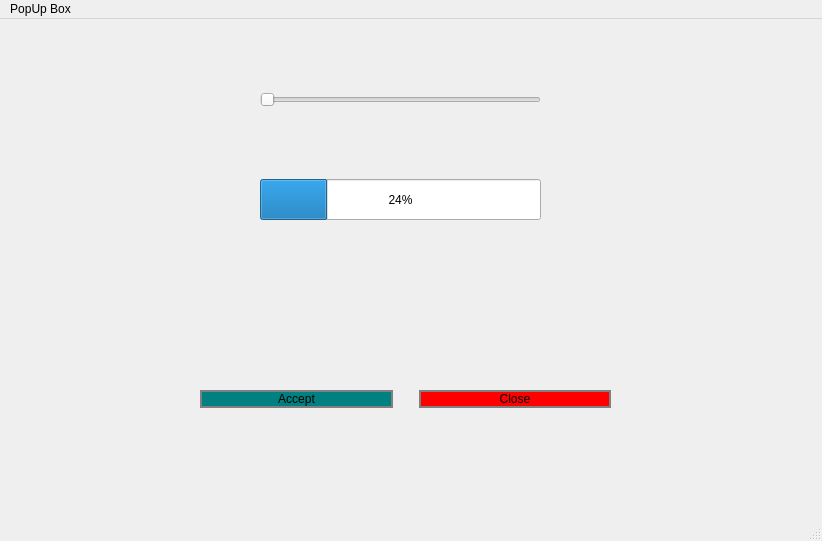
Before: the Qt Designer form mainwindow.ui in csesteph/QtGroupRepo, drawn with Qt 5.
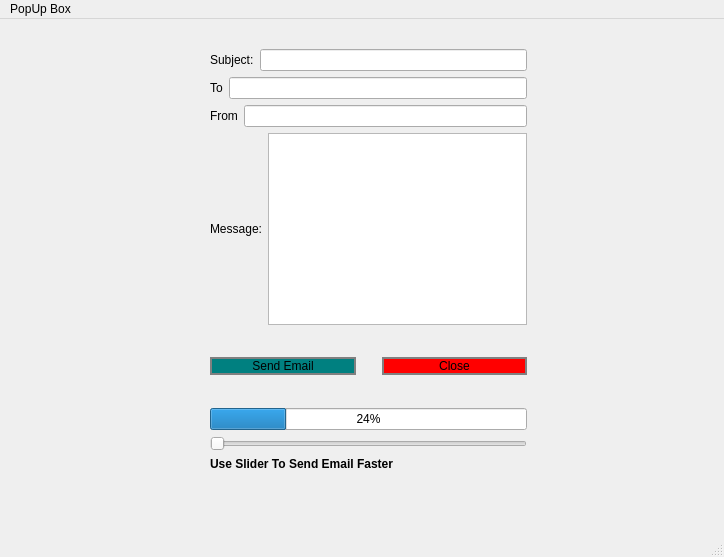
After: the same form once the commit is applied.

Diff of the .ui file:
```diff
--- a/mainwindow.ui
+++ b/mainwindow.ui
@@ -6,49 +6,89 @@
    <rect>
     <x>0</x>
     <y>0</y>
-    <width>822</width>
-    <height>541</height>
+    <width>724</width>
+    <height>557</height>
    </rect>
   </property>
   <property name="windowTitle">
    <string>MainWindow</string>
   </property>
   <widget class="QWidget" name="centralwidget">
-   <widget class="QSlider" name="horizontalSlider">
+   <widget class="QWidget" name="">
     <property name="geometry">
      <rect>
-      <x>260</x>
-      <y>60</y>
-      <width>281</width>
-      <height>41</height>
+      <x>210</x>
+      <y>30</y>
+      <width>317</width>
+      <height>422</height>
      </rect>
     </property>
-    <property name="orientation">
-     <enum>Qt::Horizontal</enum>
-    </property>
-   </widget>
-   <widget class="QProgressBar" name="progressBar">
-    <property name="geometry">
-     <rect>
-      <x>260</x>
-      <y>160</y>
-      <width>281</width>
-      <height>41</height>
-     </rect>
-    </property>
-    <property name="value">
-     <number>24</number>
-    </property>
-   </widget>
-   <widget class="QWidget" name="horizontalLayoutWidget">
-    <property name="geometry">
-     <rect>
-      <x>200</x>
-      <y>330</y>
-      <width>411</width>
-      <height>101</height>
-     </rect>
-    </property>
+    <layout class="QVBoxLayout" name="verticalLayout_5">
+     <item>
+      <layout class="QVBoxLayout" name="verticalLayout_3">
+       <item>
+        <layout class="QHBoxLayout" name="horizontalLayout_2">
+         <item>
+          <widget class="QLabel" name="label">
+           <property name="text">
+            <string>Subject:</string>
+           </property>
+          </widget>
+         </item>
+         <item>
+          <widget class="QLineEdit" name="lineEdit"/>
+         </item>
+        </layout>
+       </item>
+       <item>
+        <layout class="QHBoxLayout" name="horizontalLayout_3">
+         <item>
+          <widget class="QLabel" name="label_2">
+           <property name="text">
+            <string>To</string>
+           </property>
+          </widget>
+         </item>
+         <item>
+          <widget class="QLineEdit" name="lineEdit_2"/>
+         </item>
+        </layout>
+       </item>
+       <item>
+        <layout class="QHBoxLayout" name="horizontalLayout_4">
+         <item>
+          <widget class="QLabel" name="label_3">
+           <property name="text">
+            <string>From</string>
+           </property>
+          </widget>
+         </item>
+         <item>
+          <widget class="QLineEdit" name="lineEdit_3"/>
+         </item>
+        </layout>
+       </item>
+       <item>
+        <layout class="QHBoxLayout" name="horizontalLayout_5">
+         <item>
+          <widget class="QLabel" name="label_4">
+           <property name="text">
+            <string>Message:</string>
+           </property>
+          </widget>
+         </item>
+         <item>
+          <widget class="QTextEdit" name="textEdit"/>
+         </item>
+        </layout>
+       </item>
+      </layout>
+     </item>
+     <item>
+      <layout class="QVBoxLayout" name="verticalLayout_4">
+       <item>
+        <layout class="QVBoxLayout" name="verticalLayout_2">
+         <item>
     <layout class="QHBoxLayout" name="horizontalLayout">
      <item>
       <widget class="QPushButton" name="pushButton_2">
@@ -63,7 +103,7 @@
 }</string>
        </property>
        <property name="text">
-        <string>Accept</string>
+              <string>Send Email</string>
        </property>
       </widget>
      </item>
@@ -99,6 +139,42 @@
       </widget>
      </item>
     </layout>
+         </item>
+         <item>
+          <layout class="QVBoxLayout" name="verticalLayout">
+           <item>
+            <widget class="QProgressBar" name="progressBar">
+             <property name="value">
+              <number>24</number>
+             </property>
+            </widget>
+           </item>
+           <item>
+            <widget class="QSlider" name="horizontalSlider">
+             <property name="orientation">
+              <enum>Qt::Horizontal</enum>
+             </property>
+            </widget>
+           </item>
+          </layout>
+         </item>
+        </layout>
+       </item>
+       <item>
+        <widget class="QLabel" name="label_5">
+         <property name="font">
+          <font>
+           <bold>true</bold>
+          </font>
+         </property>
+         <property name="text">
+          <string>Use Slider To Send Email Faster</string>
+         </property>
+        </widget>
+       </item>
+      </layout>
+     </item>
+    </layout>
    </widget>
   </widget>
   <widget class="QMenuBar" name="menubar">
@@ -106,8 +182,8 @@
     <rect>
      <x>0</x>
      <y>0</y>
-     <width>822</width>
-     <height>21</height>
+     <width>724</width>
+     <height>22</height>
     </rect>
    </property>
    <widget class="QMenu" name="menuPopUp_Box">
```
Lines whose indentation alone changed are shown as unchanged.
